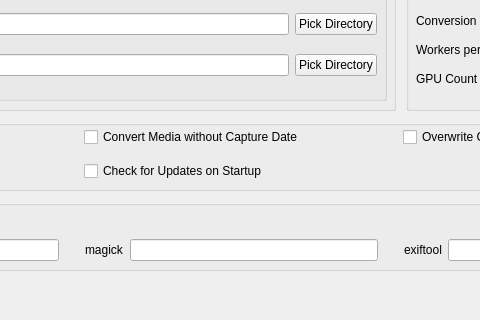
Qt form assets/mainwindow.ui (sabaatworld/batch-media-compressor) before a commit; both pictures show x 254 to 734 and y 310 to 630 of the 990 by 630 pixel window.
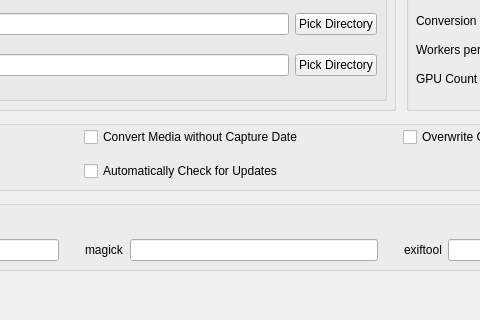
The same form after that commit.

What changed in the file:
```diff
--- a/assets/mainwindow.ui
+++ b/assets/mainwindow.ui
@@ -696,7 +696,7 @@
       <item row="1" column="1">
        <widget class="QCheckBox" name="chkAutoUpdateCheck">
         <property name="text">
-         <string>Check for Updates on Startup</string>
+         <string>Automatically Check for Updates</string>
         </property>
        </widget>
       </item>
```
